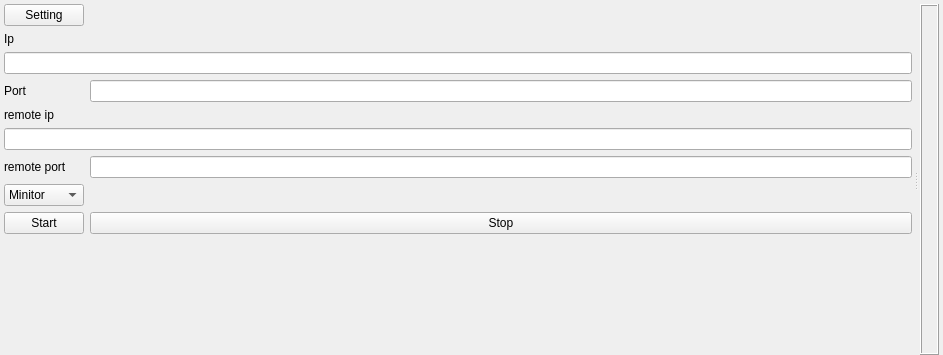
First picture: the form in ProtocolTools/ui/tabpage.ui, repository CGinMax/ProtocolTools, before the edit.
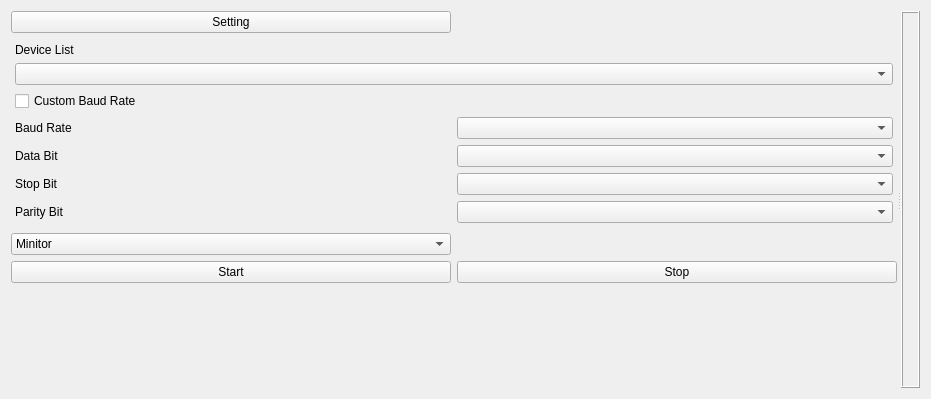
Second picture: the form after the edit.

Patch:
```diff
--- a/ProtocolTools/ui/tabpage.ui
+++ b/ProtocolTools/ui/tabpage.ui
@@ -6,83 +6,21 @@
    <rect>
     <x>0</x>
     <y>0</y>
-    <width>943</width>
-    <height>355</height>
+    <width>931</width>
+    <height>399</height>
    </rect>
   </property>
   <property name="windowTitle">
    <string/>
   </property>
   <layout class="QVBoxLayout" name="verticalLayout">
-   <property name="leftMargin">
-    <number>4</number>
-   </property>
-   <property name="topMargin">
-    <number>4</number>
-   </property>
-   <property name="rightMargin">
-    <number>4</number>
-   </property>
-   <property name="bottomMargin">
-    <number>0</number>
-   </property>
    <item>
     <widget class="QSplitter" name="splitter">
      <property name="orientation">
       <enum>Qt::Horizontal</enum>
      </property>
-     <property name="handleWidth">
-      <number>8</number>
-     </property>
      <widget class="QWidget" name="layoutWidget">
-      <layout class="QGridLayout" name="gridLayout">
-       <item row="4" column="0">
-        <widget class="QLabel" name="label_2">
-         <property name="text">
-          <string>Port</string>
-         </property>
-        </widget>
-       </item>
-       <item row="5" column="0">
-        <widget class="QLabel" name="label_3">
-         <property name="text">
-          <string>remote ip</string>
-         </property>
-        </widget>
-       </item>
-       <item row="3" column="0" colspan="2">
-        <widget class="QLineEdit" name="editIp"/>
-       </item>
-       <item row="1" column="0">
-        <widget class="QLabel" name="label">
-         <property name="text">
-          <string>Ip</string>
-         </property>
-        </widget>
-       </item>
-       <item row="7" column="0">
-        <widget class="QLabel" name="label_4">
-         <property name="text">
-          <string>remote port</string>
-         </property>
-        </widget>
-       </item>
-       <item row="6" column="0" colspan="2">
-        <widget class="QLineEdit" name="editRemoteIp"/>
-       </item>
-       <item row="11" column="0">
-        <spacer name="verticalSpacer">
-         <property name="orientation">
-          <enum>Qt::Vertical</enum>
-         </property>
-         <property name="sizeHint" stdset="0">
-          <size>
-           <width>20</width>
-           <height>40</height>
-          </size>
-         </property>
-        </spacer>
-       </item>
+      <layout class="QGridLayout" name="gridLayout_3">
        <item row="0" column="0">
         <widget class="QPushButton" name="btnSetting">
          <property name="text">
@@ -90,13 +28,143 @@
          </property>
         </widget>
        </item>
-       <item row="4" column="1">
-        <widget class="QLineEdit" name="editPort"/>
+       <item row="1" column="0" colspan="2">
+        <widget class="QStackedWidget" name="paramStackedWidget">
+         <property name="currentIndex">
+          <number>1</number>
+         </property>
+         <widget class="QWidget" name="networkPage">
+          <layout class="QGridLayout" name="gridLayout">
+           <property name="leftMargin">
+            <number>4</number>
+           </property>
+           <property name="topMargin">
+            <number>4</number>
+           </property>
+           <property name="rightMargin">
+            <number>4</number>
+           </property>
+           <property name="bottomMargin">
+            <number>4</number>
+           </property>
+           <item row="0" column="0">
+            <widget class="QLabel" name="label">
+             <property name="text">
+              <string>Ip</string>
+             </property>
+            </widget>
+           </item>
+           <item row="0" column="2">
+            <widget class="QLineEdit" name="editIp"/>
+           </item>
+           <item row="1" column="0">
+            <widget class="QLabel" name="label_2">
+             <property name="text">
+              <string>Port</string>
+             </property>
+            </widget>
+           </item>
+           <item row="1" column="1" colspan="2">
+            <widget class="QLineEdit" name="editPort"/>
+           </item>
+           <item row="2" column="0">
+            <widget class="QLabel" name="label_3">
+             <property name="text">
+              <string>remote ip</string>
+             </property>
+            </widget>
+           </item>
+           <item row="2" column="1" colspan="2">
+            <widget class="QLineEdit" name="editRemoteIp"/>
+           </item>
+           <item row="3" column="0" colspan="2">
+            <widget class="QLabel" name="label_4">
+             <property name="text">
+              <string>remote port</string>
+             </property>
+            </widget>
+           </item>
+           <item row="3" column="2">
+            <widget class="QLineEdit" name="editReomtePort"/>
+           </item>
+          </layout>
+         </widget>
+         <widget class="QWidget" name="serialportPage">
+          <layout class="QGridLayout" name="gridLayout_2" rowstretch="0,1,1,1,1,1,1">
+           <property name="leftMargin">
+            <number>4</number>
+           </property>
+           <property name="topMargin">
+            <number>4</number>
+           </property>
+           <property name="rightMargin">
+            <number>4</number>
+           </property>
+           <property name="bottomMargin">
+            <number>4</number>
+           </property>
+           <item row="0" column="0">
+            <widget class="QLabel" name="label_5">
+             <property name="text">
+              <string>Device List</string>
+             </property>
+            </widget>
+           </item>
+           <item row="3" column="0">
+            <widget class="QLabel" name="label_6">
+             <property name="text">
+              <string>Baud Rate</string>
+             </property>
+            </widget>
+           </item>
+           <item row="3" column="1">
+            <widget class="QComboBox" name="cbbBaudRate"/>
+           </item>
+           <item row="4" column="0">
+            <widget class="QLabel" name="label_7">
+             <property name="text">
+              <string>Data Bit</string>
+             </property>
+            </widget>
+           </item>
+           <item row="4" column="1">
+            <widget class="QComboBox" name="cbbDataBit"/>
+           </item>
+           <item row="5" column="0">
+            <widget class="QLabel" name="label_8">
+             <property name="text">
+              <string>Stop Bit</string>
+             </property>
+            </widget>
+           </item>
+           <item row="5" column="1">
+            <widget class="QComboBox" name="cbbStopBit"/>
+           </item>
+           <item row="6" column="0">
+            <widget class="QLabel" name="label_9">
+             <property name="text">
+              <string>Parity Bit</string>
+             </property>
+            </widget>
+           </item>
+           <item row="6" column="1">
+            <widget class="QComboBox" name="cbbParityBit"/>
+           </item>
+           <item row="2" column="0" colspan="2">
+            <widget class="QCheckBox" name="chbBaudRate">
+             <property name="text">
+              <string>Custom Baud Rate</string>
+             </property>
+            </widget>
+           </item>
+           <item row="1" column="0" colspan="2">
+            <widget class="QComboBox" name="cbbDevList"/>
+           </item>
+          </layout>
+         </widget>
+        </widget>
        </item>
-       <item row="7" column="1">
-        <widget class="QLineEdit" name="editReomtePort"/>
-       </item>
-       <item row="9" column="0">
+       <item row="2" column="0">
         <widget class="QComboBox" name="cbbStationType">
          <item>
           <property name="text">
@@ -110,23 +178,36 @@
          </item>
         </widget>
        </item>
-       <item row="10" column="0">
+       <item row="3" column="0">
         <widget class="QPushButton" name="btnStart">
          <property name="text">
           <string>Start</string>
          </property>
         </widget>
        </item>
-       <item row="10" column="1">
+       <item row="3" column="1">
         <widget class="QPushButton" name="btnStop">
          <property name="text">
           <string>Stop</string>
          </property>
         </widget>
        </item>
+       <item row="4" column="0">
+        <spacer name="verticalSpacer">
+         <property name="orientation">
+          <enum>Qt::Vertical</enum>
+         </property>
+         <property name="sizeHint" stdset="0">
+          <size>
+           <width>20</width>
+           <height>40</height>
+          </size>
+         </property>
+        </spacer>
+       </item>
       </layout>
      </widget>
-     <widget class="QStackedWidget" name="stackedWidget">
+     <widget class="QStackedWidget" name="pageStackedWidget">
       <property name="frameShape">
        <enum>QFrame::Box</enum>
       </property>
```
